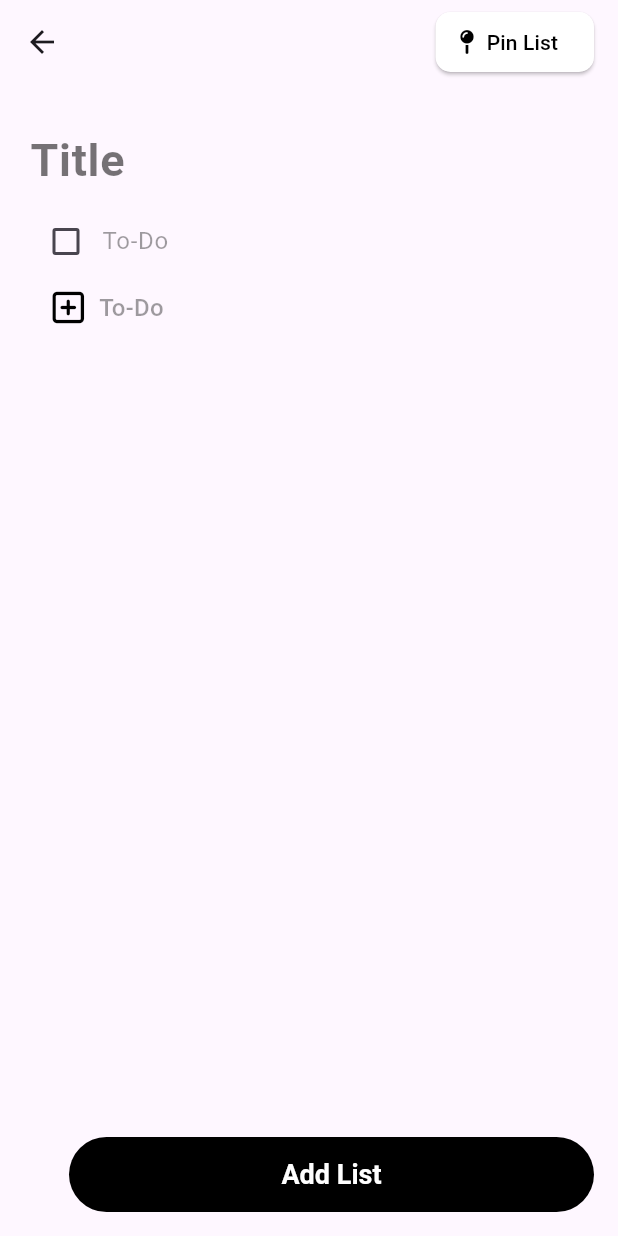
After one commit to elsegeinyangie/To_Do_List_App, a Flutter app: the AddListPage screen opened directly, after a tap on "To-Do", on a phone screen of 412 x 824 dp. The commit adds this screen. Run offline on Flutter 3.47's test engine with Material 3 defaults, Android fonts, the phone set to English and light mode, and no system bars; our stand-ins replace flutter_bloc, font_awesome_flutter.

Commit message:
changessetState() to cubit state management

```diff
--- a/lib/components/single_task_widget.dart
+++ b/lib/components/single_task_widget.dart
@@ -1,4 +1,6 @@
 import 'package:flutter/material.dart';
+import 'package:flutter_bloc/flutter_bloc.dart';
+import 'package:to_do_list_app/cubit/list_cubit.dart';
 import '../models/list_container_model.dart';
 
 /*
@@ -6,57 +8,59 @@ import '../models/list_container_model.dart';
   - a singleTask object (to hold its data for each task (title, checked/unchecked))
 */
 
-class SingleTaskWidget extends StatefulWidget {
+class SingleTaskWidget extends StatelessWidget {
   final TextEditingController controller;
   final SingleTask singleTask;
-  const SingleTaskWidget(
-      {super.key, required this.controller, required this.singleTask});
 
-  @override
-  State<SingleTaskWidget> createState() => _SingleTaskWidgetState();
-}
-
-class _SingleTaskWidgetState extends State<SingleTaskWidget> {
-  bool isChecked = false;
+  const SingleTaskWidget({
+    super.key,
+    required this.controller,
+    required this.singleTask,
+  });
 
   @override
   Widget build(BuildContext context) {
+    return BlocProvider(
+      create: (_) => SingleTaskCubit(SingleTaskState(singleTask.isChecked)),
+      child: BlocBuilder<SingleTaskCubit, SingleTaskState>(
+        builder: (context, state) {
           return Row(
             crossAxisAlignment: CrossAxisAlignment.start,
             children: [
               Checkbox(
-          value: isChecked,
+                value: state.isChecked,
                 onChanged: (newBool) {
-            setState(() {
-              isChecked = newBool ?? false;
-              widget.singleTask.setIsChecked(isChecked);
-            });
+                  context.read<SingleTaskCubit>().checkIsChecked(newBool ?? false);
+                  singleTask.setIsChecked(newBool ?? false);
                 },
                 activeColor: Colors.black,
               ),
               Expanded(
                 child: TextField(
-            controller: widget.controller,
+                  controller: controller,
                   decoration: const InputDecoration(
                     hintText: "To-Do",
                     hintStyle: TextStyle(
                       color: Colors.black38,
                     ),
                     border: InputBorder.none,
-              contentPadding:
-                  EdgeInsets.zero, // Removes padding inside the TextField
+                    contentPadding: EdgeInsets.zero,
                   ),
                   style: TextStyle(
                     color: Colors.black,
-              decoration:
-                  isChecked ? TextDecoration.lineThrough : TextDecoration.none,
+                    decoration: state.isChecked
+                        ? TextDecoration.lineThrough
+                        : TextDecoration.none,
                   ),
                   onChanged: (title) {
-              widget.singleTask.setTitle(title);
+                    singleTask.setTitle(title);
                   },
                 ),
               ),
             ],
           );
+        },
+      ),
+    );
   }
 }
--- /dev/null
+++ b/lib/cubit/list_cubit.dart
@@ -0,0 +1,127 @@
+// ignore_for_file: public_member_api_docs, sort_constructors_first
+import 'package:flutter/material.dart';
+import 'package:flutter_bloc/flutter_bloc.dart';
+import 'package:to_do_list_app/components/single_task_widget.dart';
+
+import '../models/list_container_model.dart';
+
+class ListCubit extends Cubit<ListState> {
+  ListCubit() : super(ListState.initialState());
+
+  List<ListContainer> updatedAllLists = [];
+  List<ListContainer> updatedPinnedList = [];
+
+  void addList(ListContainer ls) {
+    updatedAllLists = List.from(state.allLists)..add(ls);
+    if (ls.pinned) {
+      updatedPinnedList = List.from(state.pinnedLists)..add(ls);
+    }
+
+    emit(ListState(allLists: updatedAllLists, pinnedLists: updatedPinnedList));
+  }
+}
+
+class ListState {
+  List<ListContainer> allLists = [];
+  List<ListContainer> pinnedLists = [];
+
+  ListState({
+    required this.allLists,
+    required this.pinnedLists,
+  });
+
+  ListState.initialState() {
+    ListState(allLists: [], pinnedLists: []);
+  }
+}
+
+/////////////////////////////////
+
+class SingleTaskCubit extends Cubit<SingleTaskState> {
+  SingleTaskCubit(super.initialState);
+
+  bool singleTaskCheck = false;
+
+  void checkIsChecked(bool newCheck) {
+    singleTaskCheck = newCheck;
+    emit(SingleTaskState(singleTaskCheck));
+  }
+}
+
+class SingleTaskState {
+  bool isChecked = false;
+
+  SingleTaskState(this.isChecked);
+}
+
+////////////////////////////////
+
+////////////////////////////////
+
+class PinnedPressedCubit extends Cubit<bool> {
+  PinnedPressedCubit(super.initialState);
+
+  bool pinPressed = false;
+  void handlePinnedPress(bool newPin) {
+    pinPressed = newPin;
+    emit(pinPressed);
+  }
+
+  void togglePinnedPressed() {
+    emit(!state);
+  }
+}
+
+class AddListPageCubit extends Cubit<AddListPageState> {
+  AddListPageCubit(super.initialState);
+
+  void addToDoBtn(SingleTask singleTask, TextEditingController controller) {
+    state.singleTaskLists.add(singleTask);
+    state.controllers.add(state.controller);
+    state.tasks.add(
+      SingleTaskWidget(
+        controller: state.controller,
+        singleTask: singleTask,
+      ),
+    );
+
+    emit(AddListPageState(
+      textEditor: state.textEditor,
+      tasks: List.from(state.tasks),
+      singleTaskLists: List.from(state.singleTaskLists),
+    ));
+  }
+
+  void updateTitle(String newTitle) {
+    // Update the state by creating a new AddListPageState with the updated title
+    state.textEditor.text = newTitle;
+    // Emit the updated state
+    emit(AddListPageState(
+      textEditor: state.textEditor,
+      tasks: state.tasks,
+      singleTaskLists: state.singleTaskLists,
+    ));
+  }
+}
+
+class AddListPageState {
+  TextEditingController textEditor = TextEditingController();
+  List<TextEditingController> controllers = [];
+  List<SingleTask> singleTaskLists = [];
+  List<Widget> tasks = [];
+  final TextEditingController controller = TextEditingController();
+
+  AddListPageState({
+    required this.textEditor,
+    required this.tasks,
+    required this.singleTaskLists,
+  });
+
+  AddListPageState.initialState() {
+    AddListPageState(
+      textEditor: TextEditingController(),
+      tasks: [],
+      singleTaskLists: [],
+    );
+  }
+}
--- /dev/null
+++ b/lib/pages/add_list_page.dart
@@ -0,0 +1,161 @@
+import 'package:flutter/material.dart';
+import 'package:flutter_bloc/flutter_bloc.dart';
+import 'package:font_awesome_flutter/font_awesome_flutter.dart';
+import 'package:to_do_list_app/cubit/list_cubit.dart';
+import '../components/single_task_widget.dart';
+import '../models/list_container_model.dart';
+
+class AddListPage extends StatefulWidget {
+  final void Function(ListContainer) addList;
+  const AddListPage({super.key, required this.addList});
+
+  @override
+  State<AddListPage> createState() => _AddListStates();
+}
+
+class _AddListStates extends State<AddListPage> {
+  @override
+  Widget build(BuildContext context) {
+    return MultiBlocProvider(
+      providers: [
+        BlocProvider(
+          create: (_) => AddListPageCubit(AddListPageState(
+              textEditor: TextEditingController(),
+              tasks: [],
+              singleTaskLists: [])),
+        ),
+        BlocProvider(
+          create: (context) => PinnedPressedCubit(false),
+        ),
+      ],
+      child: Scaffold(
+        appBar: AppBar(
+          actions: [
+            Padding(
+              padding: const EdgeInsets.only(right: 16.0),
+              child: BlocBuilder<PinnedPressedCubit, bool>(
+                builder: (context, isPinnedPressed) {
+                  return ElevatedButton.icon(
+                    //todo: handlepinnedpressed function to cubit
+                    onPressed: () {
+                      context.read<PinnedPressedCubit>().togglePinnedPressed();
+                    },
+                    label: const Text("Pin List"),
+                    icon: const FaIcon(
+                      FontAwesomeIcons.mapPin,
+                      size: 16.0,
+                    ),
+                    style: ButtonStyle(
+                      backgroundColor: isPinnedPressed
+                          ? const WidgetStatePropertyAll(Colors.black)
+                          : const WidgetStatePropertyAll(Colors.white),
+                      foregroundColor: isPinnedPressed
+                          ? const WidgetStatePropertyAll(Colors.white)
+                          : const WidgetStatePropertyAll(Colors.black),
+                      shape: WidgetStatePropertyAll(
+                        RoundedRectangleBorder(
+                          borderRadius: BorderRadius.circular(10.0),
+                        ),
+                      ),
+                    ),
+                  );
+                },
+              ),
+            )
+          ],
+        ),
+        body: Padding(
+          padding: const EdgeInsets.all(20.0),
+          child: BlocBuilder<AddListPageCubit, AddListPageState>(
+            builder: (context, state) {
+              return Column(
+                children: [
+                  TextField(
+                    controller: state.textEditor,
+                    decoration: const InputDecoration(
+                      hintText: 'Title',
+                      hintStyle: TextStyle(
+                        fontWeight: FontWeight.bold,
+                        fontSize: 30.0,
+                        color: Colors.black54,
+                      ),
+                      border: InputBorder.none,
+                    ),
+                    style: const TextStyle(
+                      fontWeight: FontWeight.bold,
+                      fontSize: 30.0,
+                      color: Colors.black,
+                    ),
+                    onChanged: (String value) {
+                      context.read<AddListPageCubit>().updateTitle(value);
+                    },
+                    keyboardType: TextInputType.text,
+                  ),
+                  ...state.tasks,
+                  InkWell(
+                    //add to-do button
+                    splashColor: Colors.transparent,
+                    //todo: cubit method that adds a new singletask instance and singletaskwidget
+                    onTap: () {
+                      final singleTask = SingleTask(title: '');
+                      final controller = TextEditingController();
+                      context
+                          .read<AddListPageCubit>()
+                          .addToDoBtn(singleTask, controller);
+                    },
+                    child: const Padding(
+                      padding: EdgeInsets.only(left: 15.0, top: 8),
+                      child: Row(
+                        children: [
+                          FaIcon(FontAwesomeIcons.squarePlus,
+                              color: Colors.black),
+                          SizedBox(
+                            width: 10,
+                          ),
+                          Text(
+                            "To-Do",
+                            style: TextStyle(
+                                color: Colors.black38,
+                                fontWeight: FontWeight.w500,
+                                fontSize: 16),
+                          ),
+                        ],
+                      ),
+                    ),
+                  ),
+                ],
+              );
+            },
+          ),
+        ),
+        floatingActionButton: BlocBuilder<AddListPageCubit, AddListPageState>(
+          builder: (context, state) {
+            return TextButton(
+              //add list button
+              onPressed: () {
+                if (state.singleTaskLists.isNotEmpty) {
+                  bool isPinPressed = context.read<PinnedPressedCubit>().state;
+
+                  ListContainer listContainer = ListContainer(
+                      title: state.textEditor.text,
+                      toDos: state.singleTaskLists,
+                      pinned: isPinPressed);
+                  widget.addList(listContainer);
+                  Navigator.pop(context);
+                }
+              },
+              style: const ButtonStyle(
+                  backgroundColor: WidgetStatePropertyAll(Colors.black),
+                  foregroundColor: WidgetStatePropertyAll(Colors.white),
+                  textStyle: WidgetStatePropertyAll(
+                    TextStyle(fontWeight: FontWeight.bold, fontSize: 18.0),
+                  ),
+                  fixedSize: WidgetStatePropertyAll(Size(350, 50))),
+              child: const Text("Add List"),
+            );
+          },
+        ),
+      ),
+    );
+  }
+}
--- a/pubspec.yaml
+++ b/pubspec.yaml
@@ -32,13 +32,10 @@ dependencies:
     sdk: flutter
   font_awesome_flutter: ^10.3.0
 
-
   # The following adds the Cupertino Icons font to your application.
   # Use with the CupertinoIcons class for iOS style icons.
   cupertino_icons: ^1.0.8
-
-
-
+  flutter_bloc: ^8.1.6
 
 dev_dependencies:
   flutter_test:
```
Also changed, not shown: lib/main.dart (+15 -4 lines), lib/pages/add_list.dart (deleted, +0 -157 lines), lib/pages/to_do_list.dart (+24 -27 lines), pubspec.lock. Lines whose indentation alone changed are shown as unchanged.
